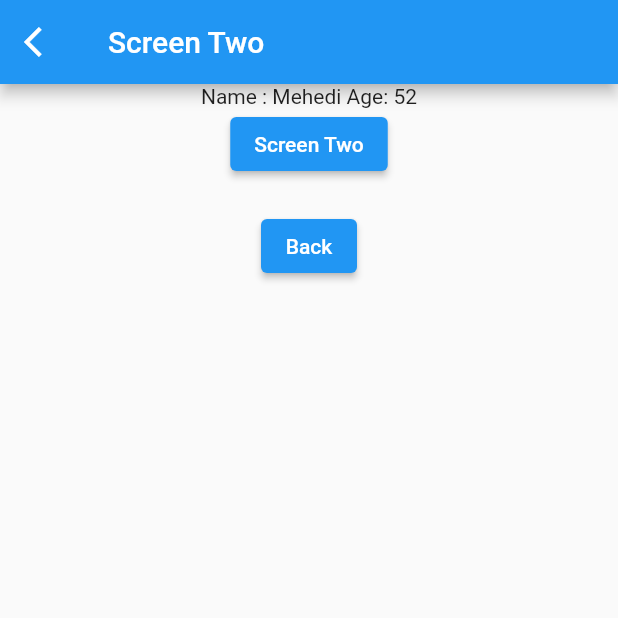
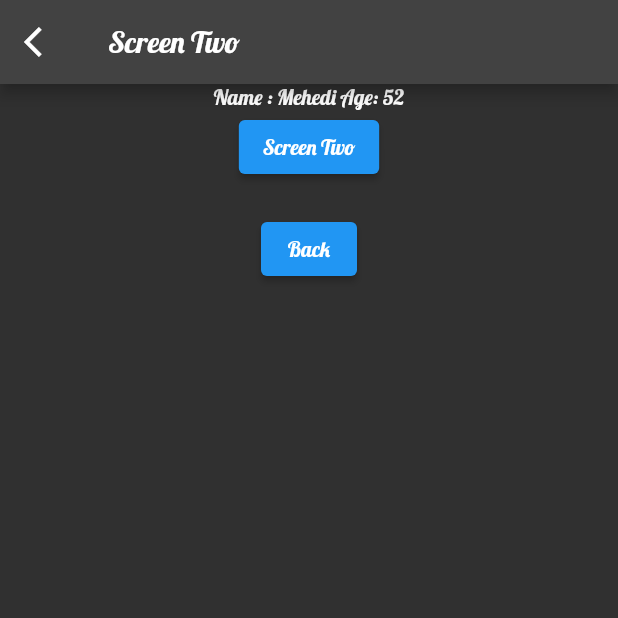
Before and after one commit to jpmehedi/ict-flutter-batch-8, a Flutter app: the screen it shows after launch, after a tap on "Screen One", on a phone screen of 412 x 824 dp, the top half of it. Run offline on Flutter 3.47's test engine with Material 2 defaults, Android fonts, the phone set to English and light mode, and no system bars.

Commit message:
Theme data

```diff
--- a/lib/main.dart
+++ b/lib/main.dart
@@ -10,6 +10,34 @@ void main() {
     MaterialApp(
       title: "Demo App",
       debugShowCheckedModeBanner: false,
+      theme: ThemeData(
+        fontFamily: "Lobster",
+        primaryColor: Colors.orange,
+        brightness: Brightness.light,
+        textTheme: TextTheme(
+          headline1: TextStyle(color: Colors.yellow, fontSize: 24),
+          bodyText1: TextStyle(color: Colors.purple, fontSize: 32)
+        ),
+        iconTheme: IconThemeData(
+          color: Colors.teal
+        )
+
+      ),
+      darkTheme: ThemeData(
+        fontFamily: "Lobster",
+        primaryColor: Colors.black,
+        brightness: Brightness.dark,
+        textTheme: TextTheme(
+          headline1: TextStyle(color: Colors.white, fontSize: 24),
+          bodyText1: TextStyle(color: Colors.white, fontSize: 32)
+        ),
+        iconTheme: IconThemeData(
+          color: Colors.white
+        )
+
+      ),
+      themeMode: ThemeMode.dark,
+
       initialRoute: ScreenOne.path,
       routes: {
         ScreenOne.path : (ctx)=> ScreenOne(),
--- a/lib/screen_one.dart
+++ b/lib/screen_one.dart
@@ -13,14 +13,31 @@ class ScreenOne extends StatelessWidget {
         title: Text("Screen One"),
       ),
       body: Center(
-        child: ElevatedButton(
-          onPressed: (){
-            // Navigator.pushNamed(context, ScreenTwo.path, arguments: [name, age]);
-          Navigator.pushNamed(context, ScreenTwo.path, arguments: {"name": name, "age": age});
+        child: Column(
+          mainAxisAlignment: MainAxisAlignment.center,
+          children: [
+            Text(
+              "The quick brown fox jumps over the lazy dog",
+              style: Theme.of(context).textTheme.bodyText1
+            ),
+            ElevatedButton(
+              onPressed: (){
+                // Navigator.pushNamed(context, ScreenTwo.path, arguments: [name, age]);
+              Navigator.pushNamed(context, ScreenTwo.path, arguments: {"name": name, "age": age});
 
-          },
-          child: Text("Screen One")
+              },
+              child: Text("Screen One")
        ),
+          ],
+        ),
+      ),
+      floatingActionButton: FloatingActionButton(
+        backgroundColor: Theme.of(context).primaryColor,
+        onPressed: (){},
+        child: Icon(
+          Icons.add,
+          color: Theme.of(context).iconTheme.color,
+        ),
       ),
     );
   }
```
